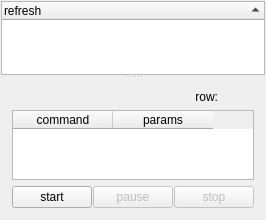
bestkakkoii/SaSH, file SaSH/form/scriptform.ui: the form before one commit.
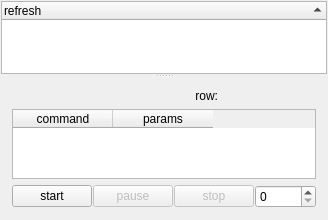
The form after the commit. Custom widgets are drawn as their Qt base class.

```diff
--- a/SaSH/form/scriptform.ui
+++ b/SaSH/form/scriptform.ui
@@ -50,7 +50,7 @@
        </property>
       </column>
      </widget>
-     <widget class="QWidget" name="">
+     <widget class="QWidget" name="layoutWidget">
       <layout class="QVBoxLayout" name="verticalLayout">
        <item>
         <layout class="QHBoxLayout" name="horizontalLayout">
@@ -153,6 +153,16 @@
            </property>
           </widget>
          </item>
+         <item>
+          <widget class="QSpinBox" name="spinBox_speed">
+           <property name="maximum">
+            <number>10000</number>
+           </property>
+           <property name="stepType">
+            <enum>QAbstractSpinBox::AdaptiveDecimalStepType</enum>
+           </property>
+          </widget>
+         </item>
         </layout>
        </item>
       </layout>
```
